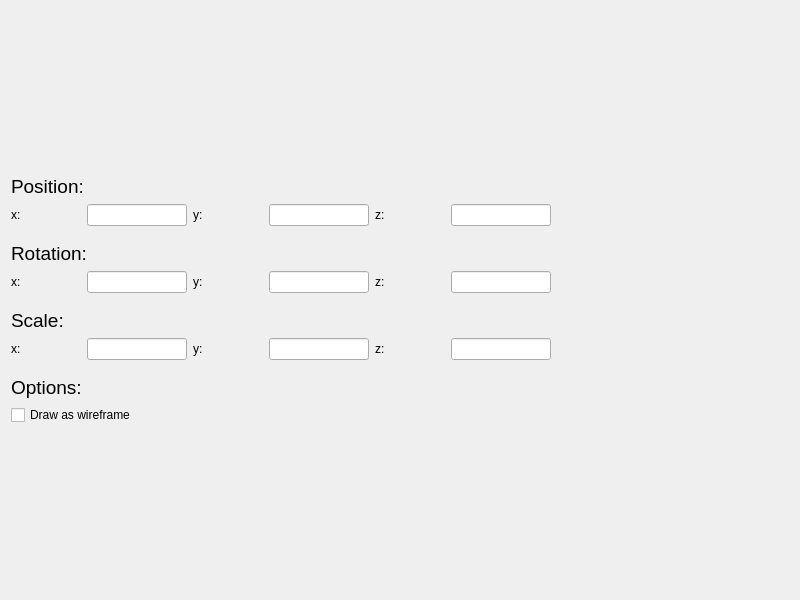
First picture: the form in src/views/controls/NodeControl.ui, repository Kaharonus/galax-renderer, before the edit.
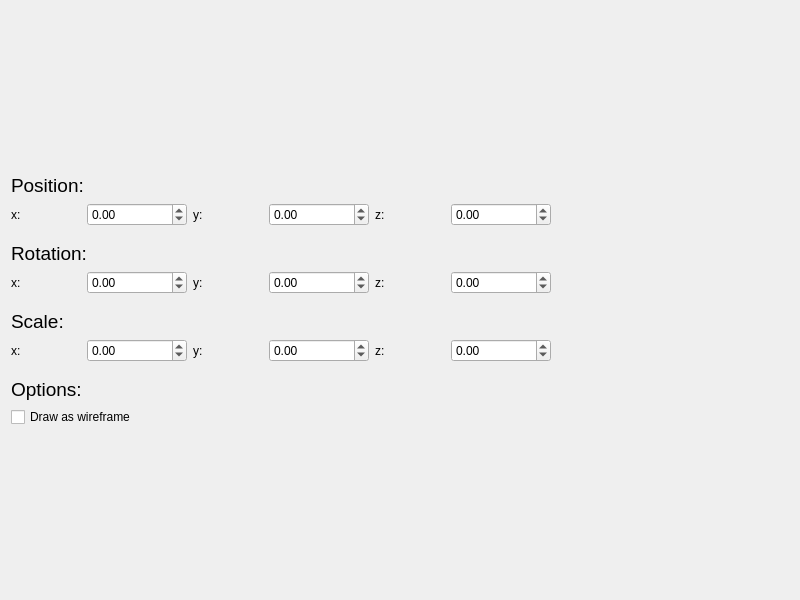
Second picture: the form after the edit. Custom widgets are drawn as their Qt base class.

```diff
--- a/src/views/controls/NodeControl.ui
+++ b/src/views/controls/NodeControl.ui
@@ -67,7 +67,7 @@
       </widget>
      </item>
      <item>
-      <widget class="QLineEdit" name="x">
+      <widget class="QDraggableDoubleSpinBox" name="x">
        <property name="minimumSize">
         <size>
          <width>100</width>
@@ -80,6 +80,15 @@
          <height>16777215</height>
         </size>
        </property>
+       <property name="minimum">
+        <double>-5000.000000000000000</double>
+       </property>
+       <property name="maximum">
+        <double>5000.000000000000000</double>
+       </property>
+       <property name="singleStep">
+        <double>0.010000000000000</double>
+       </property>
       </widget>
      </item>
      <item>
@@ -105,7 +114,7 @@
       </widget>
      </item>
      <item>
-      <widget class="QLineEdit" name="y">
+      <widget class="QDraggableDoubleSpinBox" name="y">
        <property name="minimumSize">
         <size>
          <width>100</width>
@@ -118,6 +127,15 @@
          <height>16777215</height>
         </size>
        </property>
+       <property name="minimum">
+        <double>-5000.000000000000000</double>
+       </property>
+       <property name="maximum">
+        <double>5000.000000000000000</double>
+       </property>
+       <property name="singleStep">
+        <double>0.010000000000000</double>
+       </property>
       </widget>
      </item>
      <item>
@@ -143,7 +161,7 @@
       </widget>
      </item>
      <item>
-      <widget class="QLineEdit" name="z">
+      <widget class="QDraggableDoubleSpinBox" name="z">
        <property name="minimumSize">
         <size>
          <width>100</width>
@@ -156,6 +174,15 @@
          <height>16777215</height>
         </size>
        </property>
+       <property name="minimum">
+        <double>-5000.000000000000000</double>
+       </property>
+       <property name="maximum">
+        <double>5000.000000000000000</double>
+       </property>
+       <property name="singleStep">
+        <double>0.010000000000000</double>
+       </property>
       </widget>
      </item>
      <item>
@@ -213,7 +240,7 @@
       </widget>
      </item>
      <item>
-      <widget class="QLineEdit" name="xRotation">
+      <widget class="QDraggableDoubleSpinBox" name="xRotation">
        <property name="minimumSize">
         <size>
          <width>100</width>
@@ -226,6 +253,15 @@
          <height>16777215</height>
         </size>
        </property>
+       <property name="minimum">
+        <double>-5000.000000000000000</double>
+       </property>
+       <property name="maximum">
+        <double>5000.000000000000000</double>
+       </property>
+       <property name="singleStep">
+        <double>0.010000000000000</double>
+       </property>
       </widget>
      </item>
      <item>
@@ -251,7 +287,7 @@
       </widget>
      </item>
      <item>
-      <widget class="QLineEdit" name="yRotation">
+      <widget class="QDraggableDoubleSpinBox" name="yRotation">
        <property name="minimumSize">
         <size>
          <width>100</width>
@@ -264,6 +300,15 @@
          <height>16777215</height>
         </size>
        </property>
+       <property name="minimum">
+        <double>-5000.000000000000000</double>
+       </property>
+       <property name="maximum">
+        <double>5000.000000000000000</double>
+       </property>
+       <property name="singleStep">
+        <double>0.010000000000000</double>
+       </property>
       </widget>
      </item>
      <item>
@@ -289,7 +334,7 @@
       </widget>
      </item>
      <item>
-      <widget class="QLineEdit" name="zRotation">
+      <widget class="QDraggableDoubleSpinBox" name="zRotation">
        <property name="minimumSize">
         <size>
          <width>100</width>
@@ -302,6 +347,15 @@
          <height>16777215</height>
         </size>
        </property>
+       <property name="minimum">
+        <double>-5000.000000000000000</double>
+       </property>
+       <property name="maximum">
+        <double>5000.000000000000000</double>
+       </property>
+       <property name="singleStep">
+        <double>0.010000000000000</double>
+       </property>
       </widget>
      </item>
      <item>
@@ -359,7 +413,7 @@
       </widget>
      </item>
      <item>
-      <widget class="QLineEdit" name="xScale">
+      <widget class="QDraggableDoubleSpinBox" name="xScale">
        <property name="minimumSize">
         <size>
          <width>100</width>
@@ -372,6 +426,15 @@
          <height>16777215</height>
         </size>
        </property>
+       <property name="minimum">
+        <double>-5000.000000000000000</double>
+       </property>
+       <property name="maximum">
+        <double>5000.000000000000000</double>
+       </property>
+       <property name="singleStep">
+        <double>0.010000000000000</double>
+       </property>
       </widget>
      </item>
      <item>
@@ -397,7 +460,7 @@
       </widget>
      </item>
      <item>
-      <widget class="QLineEdit" name="yScale">
+      <widget class="QDraggableDoubleSpinBox" name="yScale">
        <property name="minimumSize">
         <size>
          <width>100</width>
@@ -410,6 +473,15 @@
          <height>16777215</height>
         </size>
        </property>
+       <property name="minimum">
+        <double>-5000.000000000000000</double>
+       </property>
+       <property name="maximum">
+        <double>5000.000000000000000</double>
+       </property>
+       <property name="singleStep">
+        <double>0.010000000000000</double>
+       </property>
       </widget>
      </item>
      <item>
@@ -435,7 +507,7 @@
       </widget>
      </item>
      <item>
-      <widget class="QLineEdit" name="zScale">
+      <widget class="QDraggableDoubleSpinBox" name="zScale">
        <property name="minimumSize">
         <size>
          <width>100</width>
@@ -448,6 +520,15 @@
          <height>16777215</height>
         </size>
        </property>
+       <property name="minimum">
+        <double>-5000.000000000000000</double>
+       </property>
+       <property name="maximum">
+        <double>5000.000000000000000</double>
+       </property>
+       <property name="singleStep">
+        <double>0.010000000000000</double>
+       </property>
       </widget>
      </item>
      <item>
@@ -499,6 +580,13 @@
    </item>
   </layout>
  </widget>
+ <customwidgets>
+  <customwidget>
+   <class>QDraggableDoubleSpinBox</class>
+   <extends>QDoubleSpinBox</extends>
+   <header location="global">views/controls/QDraggableDoubleSpinBox.h</header>
+  </customwidget>
+ </customwidgets>
  <resources/>
  <connections/>
 </ui>
```
